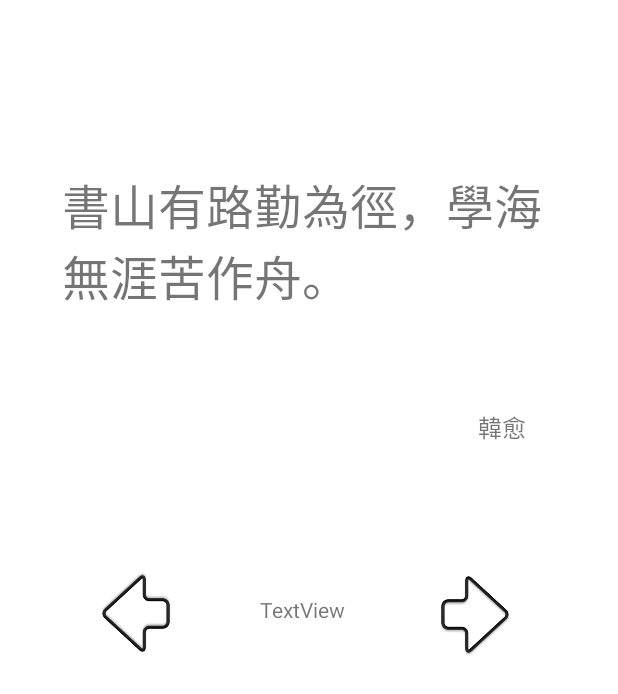
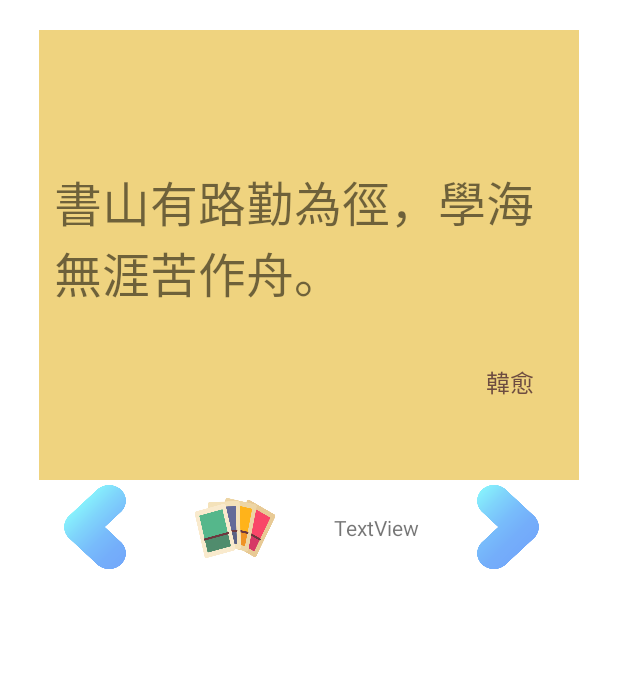
Before and after one commit to iamsad5566/self-care-task-manager, an Android app: the screen it shows after launch (MainActivity), on a phone screen of 412 x 824 dp. Shown: the top 694 px of the screen. Run offline under Robolectric (Android 15) with nearby library versions, the phone set to English and light mode, and no system bars.

Commit message:
update: change icon style to prevent from unvisible under dark theme

```diff
--- a/app/src/main/java/welfare/self_care_task_manager/HomePage.kt
+++ b/app/src/main/java/welfare/self_care_task_manager/HomePage.kt
@@ -7,6 +7,7 @@ import android.view.View
 import android.view.ViewGroup
 import android.widget.ImageButton
 import android.widget.TextView
+import android.widget.Toast
 
 // TODO: Rename parameter arguments, choose names that match
 // the fragment initialization parameters, e.g. ARG_ITEM_NUMBER
@@ -54,6 +55,11 @@ class HomePage : Fragment() {
             acc++
             txt.text = acc.toString()
         }
+
+        var toCassatte = view.findViewById<ImageButton>(R.id.toCassatte)
+        toCassatte.setOnClickListener {
+            Toast.makeText(view.context, "YO", Toast.LENGTH_SHORT).show()
+        }
     }
 
     companion object {
--- a/app/src/main/res/layout/fragment_home_page.xml
+++ b/app/src/main/res/layout/fragment_home_page.xml
@@ -5,8 +5,9 @@
                                                    android:layout_height="match_parent"
                                                    tools:context=".HomePage">
     <androidx.constraintlayout.widget.ConstraintLayout
-            android:layout_width="349dp"
-            android:layout_height="358dp"
+            android:layout_width="360dp"
+            android:layout_height="300dp"
+            android:background="#EFD37F"
             app:layout_constraintEnd_toEndOf="parent"
             app:layout_constraintStart_toStartOf="parent" app:layout_constraintTop_toTopOf="parent"
             app:layout_constraintBottom_toBottomOf="parent" app:layout_constraintVertical_bias="0.0"
@@ -24,7 +25,7 @@
                 app:layout_constraintTop_toTopOf="parent" app:layout_constraintStart_toStartOf="parent"
                 app:layout_constraintHorizontal_bias="0.0" app:layout_constraintBottom_toBottomOf="parent"
                 android:layout_marginStart="10dp" android:layout_marginEnd="10dp" android:layout_marginTop="-100dp"
-                app:layout_constraintVertical_bias="0.584"/>
+                app:layout_constraintVertical_bias="0.702"/>
         <TextView
                 android:text="韓愈"
                 android:layout_width="wrap_content"
@@ -32,7 +33,8 @@
                 android:layout_height="wrap_content" android:id="@+id/textView"
                 android:layout_marginEnd="30dp" app:layout_constraintEnd_toEndOf="parent"
                 app:layout_constraintBottom_toBottomOf="parent" android:layout_marginTop="-50dp"
-                app:layout_constraintTop_toBottomOf="@+id/editTextTextPersonName2" tools:ignore="HardcodedText"/>
+                app:layout_constraintTop_toBottomOf="@+id/editTextTextPersonName2" tools:ignore="HardcodedText"
+                android:textColor="#6D4C41"/>
     </androidx.constraintlayout.widget.ConstraintLayout>
     <ImageButton
             android:background="@drawable/arrow_right"
@@ -41,7 +43,7 @@
             app:layout_constraintEnd_toEndOf="@+id/cardView"
             android:layout_marginTop="1dp"
             app:layout_constraintTop_toBottomOf="@+id/cardView" app:layout_constraintBottom_toBottomOf="parent"
-            app:layout_constraintHorizontal_bias="0.885"
+            app:layout_constraintHorizontal_bias="0.947"
             app:layout_constraintVertical_bias="0.0" app:layout_constraintStart_toStartOf="@+id/cardView"
             android:layout_marginStart="1dp" android:layout_marginEnd="1dp" tools:ignore="SpeakableTextPresentCheck"/>
     <ImageButton
@@ -49,12 +51,12 @@
             android:layout_width="60dp"
             android:layout_height="60dp" android:id="@+id/toLastCard"
             style="@style/Widget.AppCompat.ImageButton"
-            tools:ignore="MissingConstraints,SpeakableTextPresentCheck"
+            tools:ignore="ContentDescription,MissingConstraints,SpeakableTextPresentCheck"
             android:layout_marginTop="1dp"
             app:layout_constraintTop_toBottomOf="@+id/cardView" app:layout_constraintStart_toStartOf="parent"
             android:layout_marginStart="1dp" app:layout_constraintEnd_toStartOf="@+id/toNextCard"
             android:layout_marginEnd="1dp" app:layout_constraintBottom_toBottomOf="parent"
-            android:layout_marginBottom="1dp" app:layout_constraintHorizontal_bias="0.265"
+            android:layout_marginBottom="1dp" app:layout_constraintHorizontal_bias="0.13"
             app:layout_constraintVertical_bias="0.0"/>
     <TextView
             android:text="TextView"
@@ -62,7 +64,16 @@
             android:layout_height="wrap_content" android:id="@+id/testText"
             app:layout_constraintStart_toEndOf="@+id/toLastCard" android:layout_marginStart="1dp"
             app:layout_constraintEnd_toStartOf="@+id/toNextCard" android:layout_marginEnd="1dp"
-            tools:ignore="MissingConstraints" app:layout_constraintTop_toBottomOf="@+id/cardView"
+            tools:ignore="HardcodedText,MissingConstraints" app:layout_constraintTop_toBottomOf="@+id/cardView"
             app:layout_constraintBottom_toBottomOf="parent" android:layout_marginBottom="1dp"
-            app:layout_constraintHorizontal_bias="0.484" app:layout_constraintVertical_bias="0.044"/>
+            app:layout_constraintHorizontal_bias="0.82" app:layout_constraintVertical_bias="0.045"/>
+    <ImageButton
+            android:background="@drawable/card"
+            android:layout_width="56dp"
+            android:layout_height="61dp" android:id="@+id/toCassatte"
+            app:layout_constraintBottom_toBottomOf="parent"
+            android:layout_marginBottom="1dp" android:layout_marginTop="1dp"
+            app:layout_constraintTop_toBottomOf="@+id/cardView" app:layout_constraintStart_toStartOf="parent"
+            app:layout_constraintEnd_toEndOf="parent" app:layout_constraintHorizontal_bias="0.362"
+            app:layout_constraintVertical_bias="0.0" tools:ignore="SpeakableTextPresentCheck"/>
 </androidx.constraintlayout.widget.ConstraintLayout>
```
Also changed, not shown: app/src/main/res/drawable-v24/arrow_left.png, app/src/main/res/drawable-v24/arrow_right.png, app/src/main/res/drawable/card.png (added).
